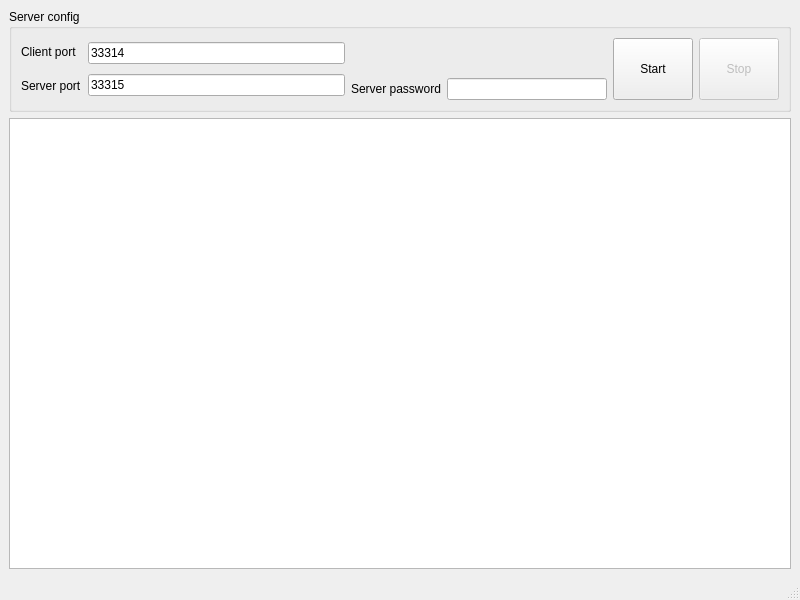
This is mainwindow.ui in aalesv/FastECU-broker as Qt 5 draws it before an edit. The edited form follows.
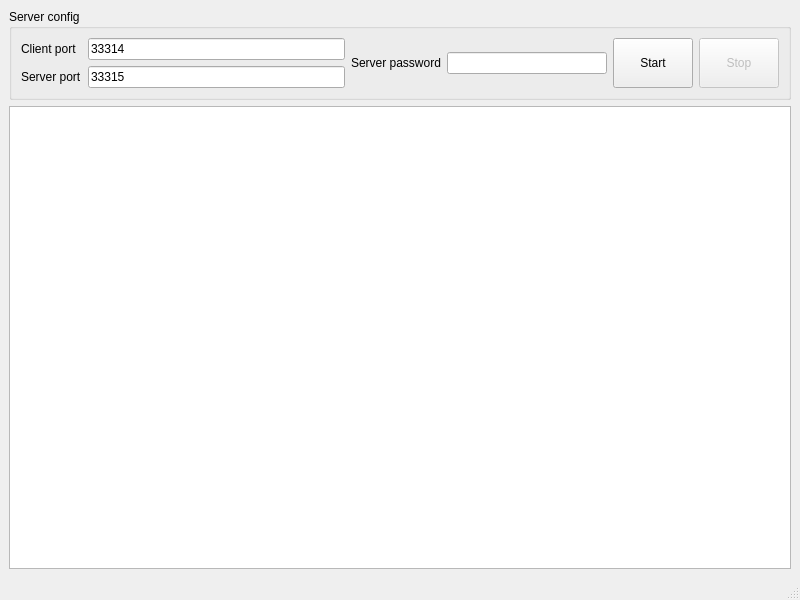
This is the edited form.

```diff
--- a/mainwindow.ui
+++ b/mainwindow.ui
@@ -95,19 +95,6 @@
        </item>
        <item>
         <layout class="QVBoxLayout" name="verticalLayout_4">
-         <item>
-          <spacer name="verticalSpacer">
-           <property name="orientation">
-            <enum>Qt::Vertical</enum>
-           </property>
-           <property name="sizeHint" stdset="0">
-            <size>
-             <width>20</width>
-             <height>40</height>
-            </size>
-           </property>
-          </spacer>
-         </item>
          <item>
           <layout class="QHBoxLayout" name="horizontalLayout_4">
            <item>
```
Left out of the diff: 2 changed lines with no effect on the pictures.
